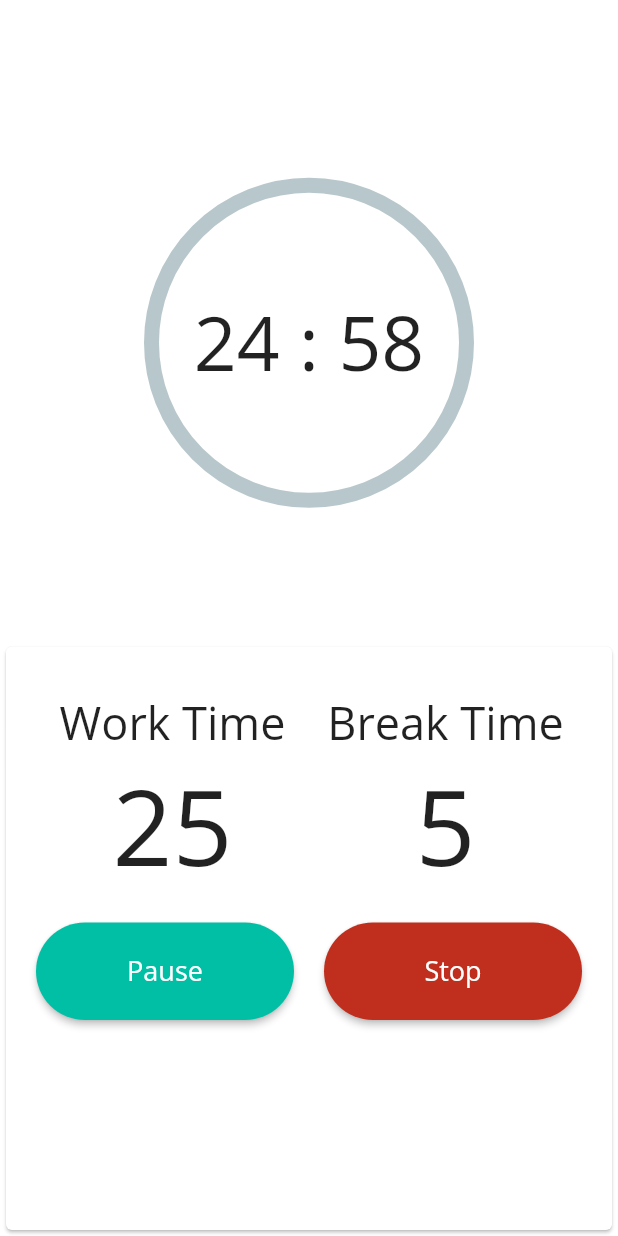
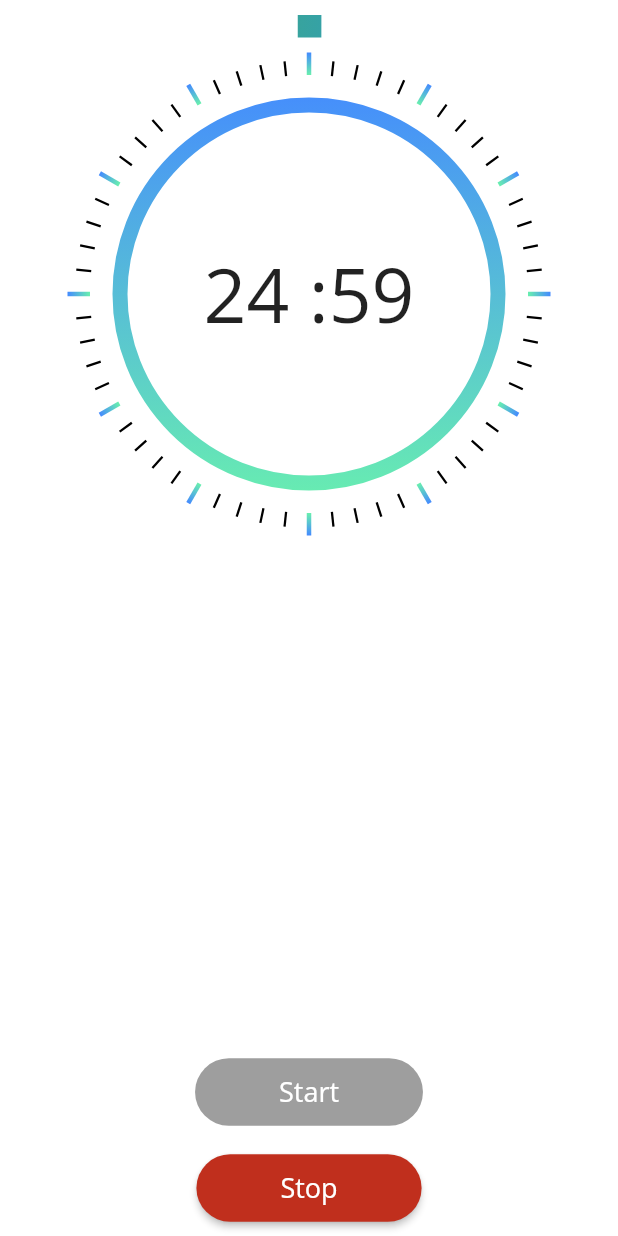
Before and after one commit to stacxiq/genx-todo, a Flutter app: the Pomodoro screen opened directly, after a tap on "Start", on a phone screen of 412 x 824 dp. Run offline on Flutter 3.47's test engine with Material 2 defaults, Android fonts, the phone set to English and light mode, and no system bars; drawn by our look-alikes of percent_indicator; our stand-ins replace get, hive, line_awesome_flutter, modal_bottom_sheet, sqflite, table_calendar; missing offline and left inert: flutter_ringtone_player; accounts and stored records are empty.

Commit message:
complete the pomodoro UI 🍅 and some of its logic 🛠

```diff
--- /dev/null
+++ b/lib/controllers/pomodoro_controller.dart
@@ -0,0 +1,65 @@
+import 'dart:async';
+
+import 'package:flutter_ringtone_player/flutter_ringtone_player.dart';
+import 'package:get/get.dart';
+
+class PomodoroController extends GetxController {
+  final _percent = 0.0.obs;
+  final _timeInMinute = 25.obs;
+  int _timeInSec = 0;
+  final _seconds = 0.obs;
+  final _working = false.obs;
+  // final _breakTimeInMinutes = 5.obs; //for the future maybe
+  Timer _timer;
+
+  static PomodoroController get to => Get.find();
+  double get percent => _percent.value;
+  int get timeInMinute => _timeInMinute.value;
+  int get seconds => _seconds.value;
+  bool get working => _working.value;
+
+  _initTimer() {
+    _working.value = false;
+    _percent.value = 0;
+    _timeInMinute.value = 25;
+    _timeInSec = _timeInMinute.value * 60 == 0 ? 60 : _timeInMinute.value * 60;
+    _seconds.value = 0;
+  }
+
+  void startTimer() {
+    _working.value = true;
+    _timeInSec = _timeInMinute.value * 60 == 0 ? 60 : _timeInMinute.value * 60;
+    final totalSeconds = _timeInSec.toDouble();
+    _timer = Timer.periodic(const Duration(seconds: 1), (timer) {
+      if (_timeInSec > 0) {
+        _timeInSec--;
+        if (_seconds.value > 0) {
+          _seconds.value--;
+        }
+        if (_seconds.value <= 1) {
+          _seconds.value = 59;
+          if (_timeInMinute.value > 0) _timeInMinute.value--;
+        }
+
+        _percent.value = 1 - (_timeInSec / totalSeconds);
+      } else {
+        FlutterRingtonePlayer.playAlarm(looping: false);
+
+        _initTimer();
+        _timer.cancel();
+      }
+      update(['pomodoro']);
+    });
+  }
+
+  void stopTimer() {
+    _initTimer();
+    update(['pomodoro']);
+
+    FlutterRingtonePlayer.stop();
+    if (_timer != null) {
+      _timer.cancel();
+      _timer = null;
+    }
+  }
+}
--- /dev/null
+++ b/lib/models/clock_dail_painter.dart
@@ -0,0 +1,64 @@
+import 'dart:math';
+import 'dart:ui' as ui;
+
+import 'package:flutter/material.dart';
+
+class ClockDialPainter extends CustomPainter {
+  final hourTickMarkLength = 15.0;
+  final minuteTickMarkLength = 10.0;
+
+  final hourTickMarkWidth = 3.0;
+  final minuteTickMarkWidth = 1.5;
+  final Paint circlePaint;
+  final Paint tickPaint;
+
+  ClockDialPainter()
+      : tickPaint = Paint(),
+        circlePaint = Paint()
+          ..style = PaintingStyle.stroke
+          ..strokeWidth = 10.0 {
+    tickPaint.color = Colors.black;
+  }
+
+  @override
+  void paint(Canvas canvas, Size size) {
+    var tickMarkLength;
+    final angle = 2 * pi / 60;
+    final radius = (size.width / 2) - 20;
+    final radius2 = (size.height / 2) - 80;
+    circlePaint.shader = ui.Gradient.linear(
+      Offset(0.0, radius),
+      Offset(0.0, -radius),
+      [Colors.greenAccent, Colors.blueAccent],
+    );
+
+    canvas.save();
+    // drawing
+    canvas.translate(radius + 20, radius2);
+    canvas.drawCircle(const Offset(0, 0), radius - 20, circlePaint);
+    for (var i = 0; i < 60; i++) {
+      //make the length and stroke of the tick marker longer and thicker depending
+      tickMarkLength = i % 5 == 0 ? hourTickMarkLength : minuteTickMarkLength;
+      tickPaint.strokeWidth =
+          i % 5 == 0 ? hourTickMarkWidth : minuteTickMarkWidth;
+      tickPaint.shader = i % 5 == 0
+          ? ui.Gradient.linear(
+              Offset(0.0, radius),
+              Offset(0.0, radius + tickMarkLength),
+              [Colors.greenAccent, Colors.blueAccent])
+          : null;
+      canvas.drawLine(
+        Offset(0.0, radius),
+        Offset(0.0, radius + tickMarkLength),
+        tickPaint,
+      );
+
+      canvas.rotate(angle);
+    }
+
+    canvas.restore();
+  }
+
+  @override
+  bool shouldRepaint(CustomPainter oldDelegate) => false;
+}
--- a/lib/models/task.dart
+++ b/lib/models/task.dart
@@ -4,9 +4,9 @@ enum TaskPriority { high, medium, low }
 
 ///To convert a string bool (i.e. "true"/"false") to normal boll value
 bool boolParse(String bStr) {
-  if (bStr == "true")
+  if (bStr == "true") {
     return true;
-  else if (bStr == " false") return false;
+  } else if (bStr == " false") return false;
   return false;
 }
 
--- a/lib/ui/pages/Pomodoro.dart
+++ b/lib/ui/pages/Pomodoro.dart
@@ -1,10 +1,11 @@
-import 'dart:async';
-
 import 'package:flutter/material.dart';
+import 'package:get/get.dart';
+import 'package:get/get_state_manager/src/simple/get_state.dart';
 import 'package:percent_indicator/percent_indicator.dart';
-import 'package:flutter_ringtone_player/flutter_ringtone_player.dart';
 
 import '../../ui/widgets/custom_text.dart';
+import '../../models/clock_dail_painter.dart';
+import '../../controllers/pomodoro_controller.dart';
 
 class Pomodoro extends StatefulWidget {
   const Pomodoro();
@@ -13,189 +14,106 @@ class Pomodoro extends StatefulWidget {
 }
 
 class _PomodoroState extends State<Pomodoro> {
-  double percent = 0;
-  static int timeInMinute;
-  int timeInSec;
-  int seconds = 59;
-  String timeSec;
-  Timer timer;
   bool isWork = false;
 
-  @override
-  void initState() {
-    super.initState();
-    timeSec = "$seconds";
-    timeInMinute = 24;
-    timeInSec = timeInMinute * 60;
-  }
-
-  @override
-  void dispose() {
-    super.dispose();
-    if (timer != null) {
-      timer.cancel();
-    }
-    FlutterRingtonePlayer.stop();
-  }
-
-  void _startTimer() {
-    setState(() {
-      isWork = !isWork;
-    });
-    int time = timeInSec;
-    double secPercent = (time / 100);
-    if (timer != null) {
-      timer.cancel();
-      timer = null;
-    } else {
-      timer = Timer.periodic(Duration(seconds: 1), (timer) {
-        setState(() {
-          if (time > 0) {
-            time--;
-            if (seconds > 0) {
-              seconds--;
-            }
-            if (seconds >= 10) {
-              timeSec = "$seconds";
-            } else {
-              timeSec = "0$seconds";
-            }
-            if (seconds <= 1) {
-              timeInMinute--;
-              seconds = 60;
-            }
-            if (time % secPercent == 0) {
-              if (percent < 1) {
-                percent += 0.01;
-              } else {
-                percent = 1;
-              }
-            }
-          } else {
-            FlutterRingtonePlayer.playAlarm();
-            percent = 0;
-            timeInMinute = 1;
-            seconds = 0;
-            timeSec = "0$seconds";
-            timer.cancel();
-          }
-        });
-      });
-    }
+  String toTwoDigits(int numb) {
+    if (numb <= 9) return '0$numb';
+    return numb.toString();
   }
 
   @override
   Widget build(BuildContext context) {
+    final size = MediaQuery.of(context).size;
     return Scaffold(
-      body: Container(
-        child: Column(
-          mainAxisAlignment: MainAxisAlignment.start,
-          crossAxisAlignment: CrossAxisAlignment.center,
-          children: <Widget>[
-            const SizedBox(height: 30),
-            Expanded(
+      body: Column(
+        children: [
+          SafeArea(
+            child: Container(
+              padding: const EdgeInsets.only(top: 10),
+              child: Align(
+                alignment: Alignment.topCenter,
+                child: GetBuilder<PomodoroController>(
+                    id: 'pomodoro',
+                    builder: (pc) {
+                      return Container(
+                        padding: const EdgeInsets.only(
+                          left: 40,
+                          right: 40,
+                        ),
                         child: CircularPercentIndicator(
-                percent: percent,
+                          percent: pc.percent,
                           animation: true,
-                lineWidth: 10.0,
-                circularStrokeCap: CircularStrokeCap.round,
+                          lineWidth: 15.0,
+                          circularStrokeCap: CircularStrokeCap.square,
+                          linearGradient: const LinearGradient(
+                              colors: [Colors.green, Colors.blue]),
                           reverse: false,
+                          backgroundColor: Colors.transparent,
                           animateFromLastPercent: true,
-                radius: 220.0,
-                progressColor: Theme.of(context).accentColor,
-                center: CustomText(
-                  text: "$timeInMinute : $timeSec",
+                          radius: MediaQuery.of(context).size.width - 40,
+                          // progressColor: Theme.of(context).accentColor,
+                          center: Stack(
+                            children: [
+                              Container(
+                                padding: const EdgeInsets.only(top: 160),
+                                // color: Colors.yellow,
+                                child: Container(
+                                  // pass double.infinity to prevent shrinking of the painter area to 0.
+                                  width: double.infinity,
+                                  height: size.height / 2,
+                                  // color: Colors.yellow,
+                                  child:
+                                      CustomPaint(painter: ClockDialPainter()),
+                                ),
+                              ),
+                              Center(
+                                child: CustomText(
+                                  text:
+                                      "${toTwoDigits(pc.timeInMinute)} :${toTwoDigits(pc.seconds)}",
                                   fontSize: 50.0,
                                   textDirection: TextDirection.ltr,
                                 ),
                               ),
-            ),
-            Expanded(
-              child: Card(
-                child: Padding(
-                  padding:
-                      const EdgeInsets.only(top: 30.0, left: 20.0, right: 20.0),
-                  child: SingleChildScrollView(
-                    child: Column(
-                      children: <Widget>[
-                        Row(
-                          children: <Widget>[
-                            infoBlock("Work Time", "25"),
-                            infoBlock("Break Time", "5"),
-                          ],
-                        ),
-                        Row(
-                          children: [
-                            button(true, !isWork ? "Start" : "Pause"),
-                            const SizedBox(width: 20),
-                            button(false, "Stop"),
-                          ],
-                        ),
-                      ],
-                    ),
-                  ),
-                ),
-              ),
-            )
                             ],
                           ),
                         ),
                       );
-  }
-
-  Expanded button(bool isPlay, String text) {
-    return Expanded(
-      child: Padding(
-        padding: EdgeInsets.symmetric(vertical: 18.0),
-        child: RaisedButton(
-          shape: RoundedRectangleBorder(
-            borderRadius: BorderRadius.circular(100.0),
-          ),
-          color: isPlay ? Color(0xff00BFA5) : Color(0xffC02F1D),
-          child: Padding(
-            padding: EdgeInsets.all(20.0),
-            child: CustomText(
-              text: text,
-              textColor: Colors.white,
-              fontSize: 18,
+                    }),
               ),
             ),
-          onPressed: () {
-            isPlay ? _startTimer() : _stopTimer();
-          },
           ),
-      ),
-    );
-  }
-
-  Expanded infoBlock(String text, String subText) {
-    return Expanded(
-      child: Column(
-        mainAxisAlignment: MainAxisAlignment.start,
-        crossAxisAlignment: CrossAxisAlignment.center,
-        children: <Widget>[
-          CustomText(
-            text: text,
-            fontSize: 30.0,
-          ),
-          CustomText(text: subText, fontSize: 70.0)
+          const Spacer(),
+          button('Start'),
+          button('Stop', isPlay: false),
         ],
       ),
     );
   }
 
-  _stopTimer() {
-    setState(() {
-      percent = 0;
-      timeInMinute = 25;
-      seconds = 0;
-      timeSec = "0$seconds";
-      isWork = false;
-      FlutterRingtonePlayer.stop();
-      if (timer != null) {
-        timer.cancel();
-        timer = null;
-      }
+  Widget button(String text, {bool isPlay = true}) {
+    final _pController = PomodoroController.to;
+    return Obx(() {
+      return Padding(
+        padding: const EdgeInsets.all(8.0),
+        child: RaisedButton(
+            shape: RoundedRectangleBorder(
+              borderRadius: BorderRadius.circular(100.0),
+            ),
+            color: isPlay ? Colors.green : const Color(0xffC02F1D),
+            child: CustomText(
+              text: text,
+              padding: const EdgeInsets.symmetric(horizontal: 40, vertical: 10),
+              textColor: Colors.white,
+              fontSize: 18,
+            ),
+            onPressed: _pController.working && isPlay
+                ? null
+                : () {
+                    isPlay
+                        ? _pController.startTimer()
+                        : _pController.stopTimer();
+                  }),
+      );
     });
   }
 }
--- a/lib/ui/pages/home_page.dart
+++ b/lib/ui/pages/home_page.dart
@@ -24,7 +24,7 @@ class _GenxTodoState extends State<GenxTodo> {
     const SettingsTap(),
   ];
 
-  List<BottomNav> _items = [
+  final _items = [
     const BottomNav('Tasks', LineAwesomeIcons.check_square),
     const BottomNav('Calendar', LineAwesomeIcons.calendar_check),
     const BottomNav('Pomodoro', LineAwesomeIcons.stopwatch),
@@ -36,7 +36,7 @@ class _GenxTodoState extends State<GenxTodo> {
     return GetX<SettingsController>(
         // init: SettingsController(),
         builder: (s) {
-      Color selectedColor = Color(int.parse(s.prefColor.value));
+      final selectedColor = Color(int.parse(s.prefColor.value));
       return Scaffold(
         body: taps[_currentIndex],
         bottomNavigationBar: BottomNavigationBar(
--- a/lib/ui/widgets/custom_text.dart
+++ b/lib/ui/widgets/custom_text.dart
@@ -31,11 +31,11 @@ class CustomText extends StatelessWidget {
       padding: padding ?? const EdgeInsets.all(0),
       child: GetX<SettingsController>(
         builder: (s) {
-          String color = s.prefColor.value;
+          final prefColor = Color(int.parse(s.prefColor.value));
           return Text(
             text.tr,
             style: TextStyle(
-              color: iprefText ? Color(int.parse(color)) : textColor,
+              color: iprefText ? prefColor : textColor,
               fontSize: fontSize,
               fontFamily: s.locale.languageCode == 'ar' ? 'Cairo' : 'OpenSans',
               fontWeight: fontWeight,
--- a/pubspec.yaml
+++ b/pubspec.yaml
@@ -14,13 +14,12 @@ dependencies:
     sdk: flutter
   cupertino_icons: ^0.1.3
   flutter_ringtone_player: ^2.0.0
-  get: ^3.17.1
+  get: ^3.21.1
   hive: ^1.4.4+1
   line_awesome_flutter: ^1.0.1
   modal_bottom_sheet: ^1.0.0+1
   path_provider: ^1.6.24
   percent_indicator: ^2.1.8
-  shared_preferences: ^0.5.12+4
   sqflite: ^1.3.2+1
   table_calendar: ^2.3.0
   uuid: ^2.2.2
@@ -29,6 +28,7 @@ dependency_overrides:
   intl: 0.17.0-nullsafety.2
 
 dev_dependencies:
+  effective_dart: ^1.2.2
   flutter_test:
     sdk: flutter
 
```
Also changed, not shown: analysis_options.yaml (added, +28 -0 lines), lib/controllers/task_controller.dart (+6 -8 lines), lib/controllers/theme_controller.dart (+16 -12 lines), lib/main.dart (+13 -10 lines), lib/models/date_formatter.dart (+4 -4 lines), lib/ui/pages/calendar.dart (+7 -9 lines), lib/ui/pages/my_lists_tab.dart (+4 -6 lines), lib/ui/pages/settings.dart (+15 -13 lines), lib/ui/pages/tasks_list_page.dart (+17 -12 lines), lib/ui/widgets/creat_task.dart (+12 -9 lines), lib/ui/widgets/task_block.dart (+4 -4 lines), pubspec.lock, 3 other files. Lines whose indentation alone changed are shown as unchanged.
